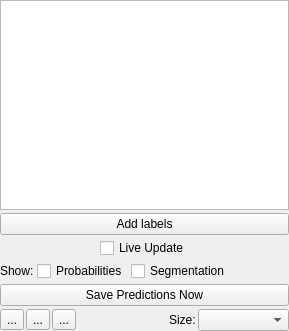
Above: ilastik/applets/pixelClassification/labelingDrawer.ui from ilastik/ilastik before the change. Below: the same form after it.
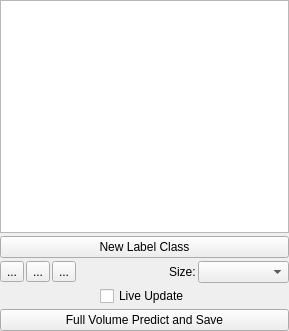
That is the form after the change. Custom widgets are drawn as their Qt base class.

Commit message: PixelClasification: Removed unused controls from labeling drawer.

Patch:
```diff
--- a/ilastik/applets/pixelClassification/labelingDrawer.ui
+++ b/ilastik/applets/pixelClassification/labelingDrawer.ui
@@ -60,96 +60,7 @@
        <string notr="true"/>
       </property>
       <property name="text">
-       <string>Add labels</string>
-      </property>
-     </widget>
-    </item>
-    <item>
-     <layout class="QHBoxLayout" name="horizontalLayout_3">
-      <item>
-       <widget class="QCheckBox" name="checkInteractive">
-        <property name="enabled">
-         <bool>true</bool>
-        </property>
-        <property name="sizePolicy">
-         <sizepolicy hsizetype="Maximum" vsizetype="Fixed">
-          <horstretch>0</horstretch>
-          <verstretch>0</verstretch>
-         </sizepolicy>
-        </property>
-        <property name="text">
-         <string>Live Update</string>
-        </property>
-       </widget>
-      </item>
-     </layout>
-    </item>
-    <item>
-     <layout class="QHBoxLayout" name="horizontalLayout_4">
-      <item>
-       <widget class="QLabel" name="label">
-        <property name="sizePolicy">
-         <sizepolicy hsizetype="Maximum" vsizetype="Preferred">
-          <horstretch>0</horstretch>
-          <verstretch>0</verstretch>
-         </sizepolicy>
-        </property>
-        <property name="text">
-         <string>Show:</string>
-        </property>
-       </widget>
-      </item>
-      <item>
-       <widget class="QCheckBox" name="checkShowPredictions">
-        <property name="sizePolicy">
-         <sizepolicy hsizetype="Maximum" vsizetype="Fixed">
-          <horstretch>0</horstretch>
-          <verstretch>0</verstretch>
-         </sizepolicy>
-        </property>
-        <property name="text">
-         <string>Probabilities</string>
-        </property>
-        <property name="tristate">
-         <bool>false</bool>
-        </property>
-       </widget>
-      </item>
-      <item>
-       <widget class="QCheckBox" name="checkShowSegmentation">
-        <property name="sizePolicy">
-         <sizepolicy hsizetype="Maximum" vsizetype="Fixed">
-          <horstretch>0</horstretch>
-          <verstretch>0</verstretch>
-         </sizepolicy>
-        </property>
-        <property name="text">
-         <string>Segmentation</string>
-        </property>
-       </widget>
-      </item>
-      <item>
-       <spacer name="horizontalSpacer">
-        <property name="orientation">
-         <enum>Qt::Horizontal</enum>
-        </property>
-        <property name="sizeHint" stdset="0">
-         <size>
-          <width>40</width>
-          <height>20</height>
-         </size>
-        </property>
-       </spacer>
-      </item>
-     </layout>
-    </item>
-    <item>
-     <widget class="QPushButton" name="savePredictionsButton">
-      <property name="toolTip">
-       <string>Compute predictions for your entire dataset (all images) and save the project</string>
-      </property>
-      <property name="text">
-       <string>Save Predictions Now</string>
+       <string>New Label Class</string>
       </property>
      </widget>
     </item>
@@ -220,6 +131,36 @@
       </item>
      </layout>
     </item>
+    <item>
+     <layout class="QHBoxLayout" name="horizontalLayout_3">
+      <item>
+       <widget class="QCheckBox" name="checkInteractive">
+        <property name="enabled">
+         <bool>true</bool>
+        </property>
+        <property name="sizePolicy">
+         <sizepolicy hsizetype="Maximum" vsizetype="Fixed">
+          <horstretch>0</horstretch>
+          <verstretch>0</verstretch>
+         </sizepolicy>
+        </property>
+        <property name="text">
+         <string>Live Update</string>
+        </property>
+       </widget>
+      </item>
+     </layout>
+    </item>
+    <item>
+     <widget class="QPushButton" name="savePredictionsButton">
+      <property name="toolTip">
+       <string>Compute predictions for your entire dataset (all images) and save the project</string>
+      </property>
+      <property name="text">
+       <string>Full Volume Predict and Save</string>
+      </property>
+     </widget>
+    </item>
    </layout>
   </widget>
  </widget>
```
